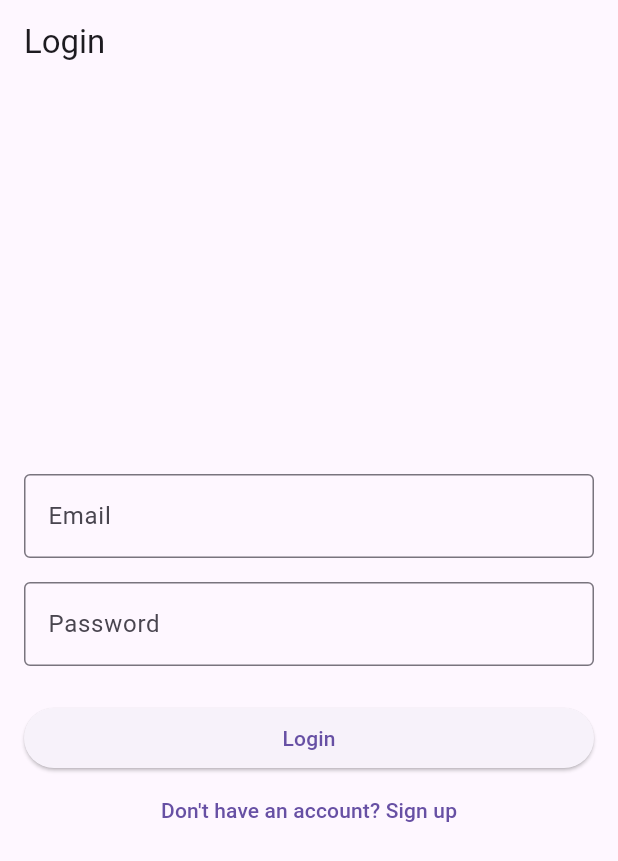
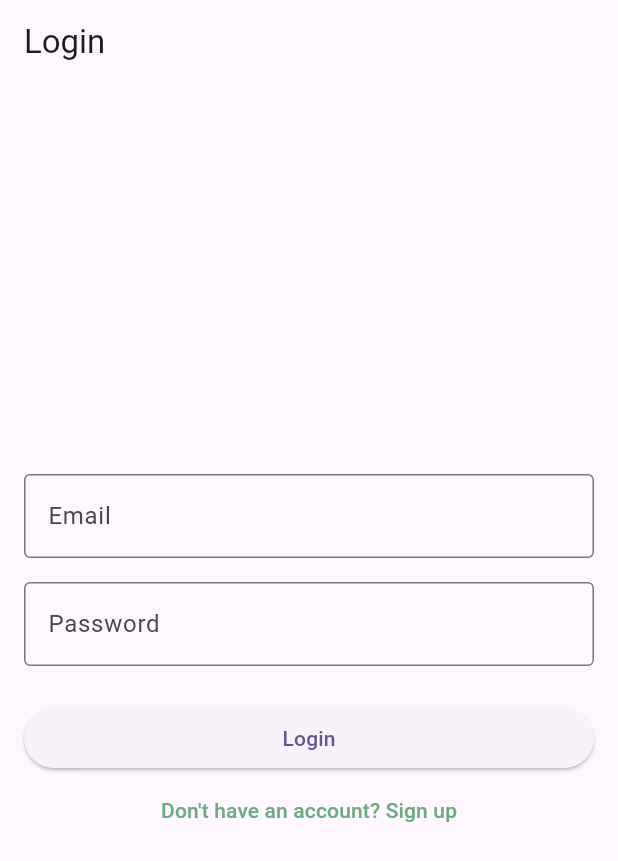
Before and after one commit to gadooo/ZadMobileApp, a Flutter app: the screen it shows after launch, on a phone screen of 412 x 824 dp. Shown: the top 861 px of the screen. Run offline on Flutter 3.47's test engine with Material 3 defaults, Android fonts, the phone set to English and light mode, and no system bars.

Commit message:
change the color

```diff
--- a/lib/screens/login_screen.dart
+++ b/lib/screens/login_screen.dart
@@ -36,6 +36,9 @@ class LoginScreen extends StatelessWidget {
               child: const Text('Login'),
             ),
             TextButton(
+              style: TextButton.styleFrom(
+                foregroundColor: Color(0xFF68AD80),
+              ),
               onPressed: () {
                 // Navigate to the registration screen
               },
```
